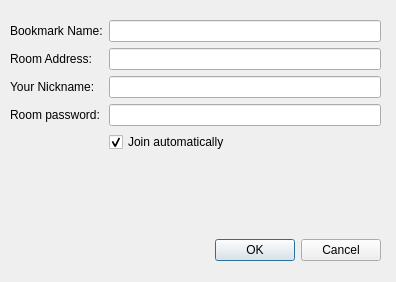
Before: the Qt Designer form Swift/QtUI/QtBookmarkDetailWindow.ui in swift/swift, drawn with Qt 5.
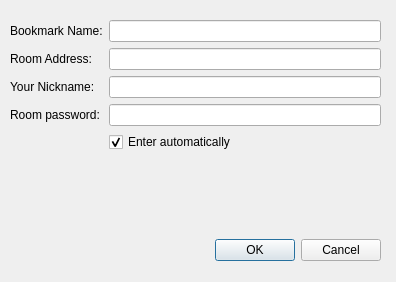
After: the same form once the commit is applied.

Commit message:
Make terms consistent between Enter Room and Edit Bookmark dialogs.
Resolves: #893

```diff
--- a/Swift/QtUI/QtBookmarkDetailWindow.ui
+++ b/Swift/QtUI/QtBookmarkDetailWindow.ui
@@ -90,7 +90,7 @@
       <item row="4" column="1">
        <widget class="QCheckBox" name="autojoin_">
         <property name="text">
-         <string>Join automatically</string>
+         <string>Enter automatically</string>
         </property>
         <property name="checked">
          <bool>true</bool>
```
